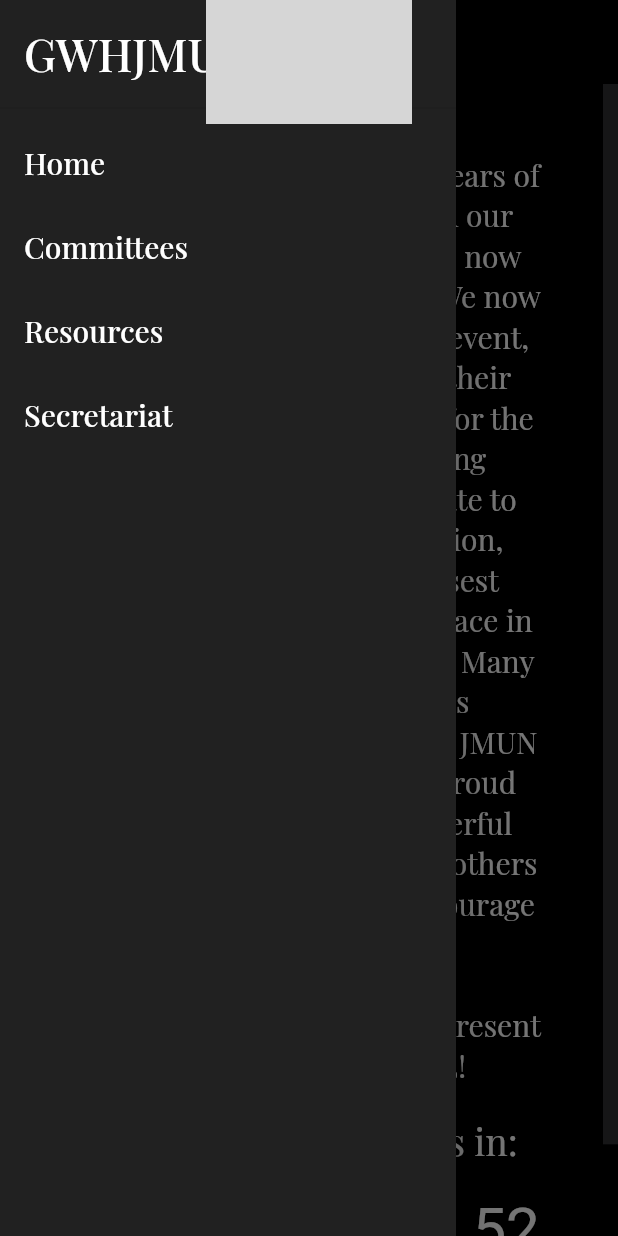
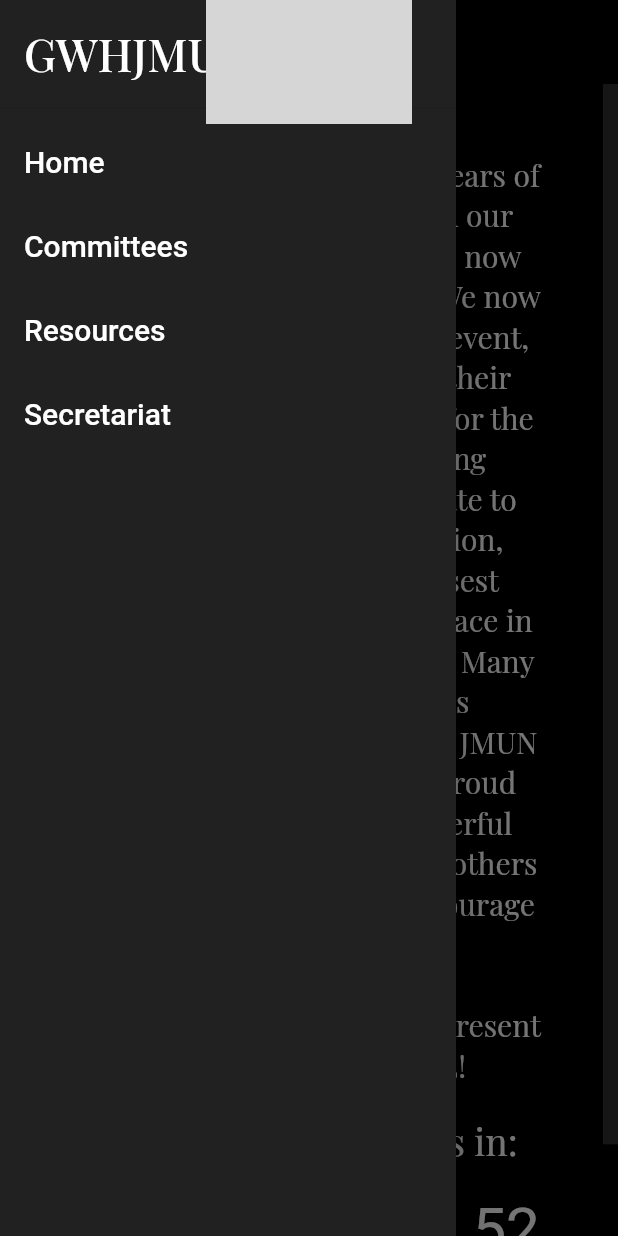
Before and after one commit to vsmart-06/GWHJMUN-website, a Flutter app: the screen it shows after launch, with the side drawer open, on a phone screen of 412 x 824 dp. Run offline on Flutter 3.47's test engine with Material 2 defaults, Android fonts, the phone set to English and light mode, and no system bars; our stand-ins replace google_fonts; missing offline and left inert: dart:html; network calls fail; grey boxes are pictures that could not be loaded.

Commit message:
Fixed font problems on home page

```diff
--- a/lib/pages/home_page.dart
+++ b/lib/pages/home_page.dart
@@ -80,7 +80,7 @@ class _HomeState extends State<Home> {
                 "Home",
                 style: TextStyle(
                   color: Colors.white,
-                  fontFamily: font,
+                  fontFamily: fontTime,
                   fontSize: 20
                 ),
               ),
@@ -93,7 +93,7 @@ class _HomeState extends State<Home> {
                 "Committees",
                 style: TextStyle(
                   color: Colors.white,
-                  fontFamily: font,
+                  fontFamily: fontTime,
                   fontSize: 20
                 ),
               ),
@@ -106,7 +106,7 @@ class _HomeState extends State<Home> {
                 "Resources",
                 style: TextStyle(
                   color: Colors.white,
-                  fontFamily: font,
+                  fontFamily: fontTime,
                   fontSize: 20
                 ),
               ),
@@ -119,7 +119,7 @@ class _HomeState extends State<Home> {
                 "Secretariat",
                 style: TextStyle(
                   color: Colors.white,
-                  fontFamily: font,
+                  fontFamily: fontTime,
                   fontSize: 20
                 ),
               ),
```
